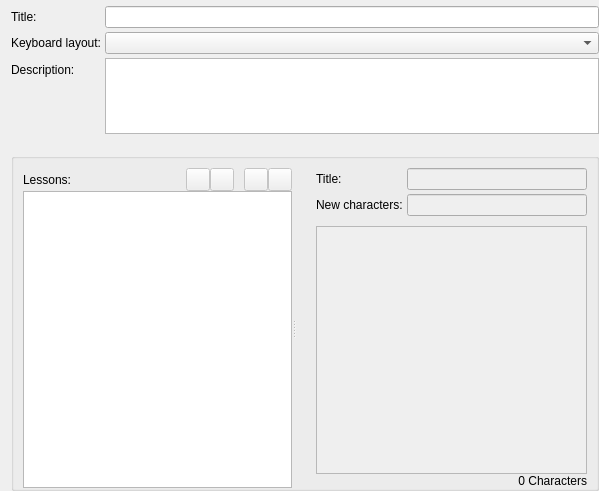
Before: the Qt Designer form src/ui/courseeditor.ui in KDE/ktouch, drawn with Qt 5.
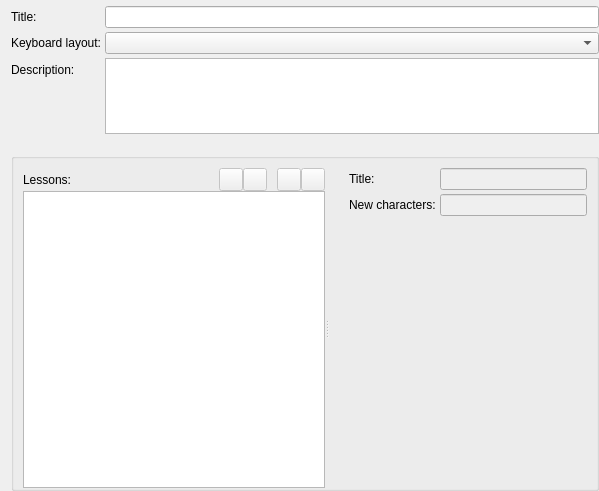
After: the same form once the commit is applied. Icons and pictures are not drawn. Custom widgets are drawn as their Qt base class.

Commit message:
course editor: factor out lesson text editor into dedicated widge
It will be reused for the upcoming custom lesson editor. In the process,
the editor gained two little features: the ability to open externeal
text files and to reformat the lesson text according to the recommended
maximum line length.

Patch:
```diff
--- a/src/ui/courseeditor.ui
+++ b/src/ui/courseeditor.ui
@@ -341,38 +341,13 @@
               <property name="sizeHint" stdset="0">
                <size>
                 <width>20</width>
-                <height>10</height>
+                <height>13</height>
                </size>
               </property>
              </spacer>
             </item>
             <item>
-             <widget class="KTextEdit" name="m_lessonTextEdit">
-              <property name="enabled">
-               <bool>false</bool>
-              </property>
-              <property name="font">
-               <font>
-                <family>Monospace</family>
-               </font>
-              </property>
-              <property name="tabChangesFocus">
-               <bool>true</bool>
-              </property>
-              <property name="lineWrapMode">
-               <enum>QTextEdit::NoWrap</enum>
-              </property>
-             </widget>
-            </item>
-            <item>
-             <widget class="QLabel" name="m_characterCountLabel">
-              <property name="text">
-               <string>0 Characters</string>
-              </property>
-              <property name="alignment">
-               <set>Qt::AlignRight|Qt::AlignTrailing|Qt::AlignVCenter</set>
-              </property>
-             </widget>
+             <widget class="LessonTextEditor" name="m_lessonTextEditor" native="true"/>
             </item>
            </layout>
           </item>
@@ -407,6 +382,12 @@
    <extends>QComboBox</extends>
    <header>editor/keyboardlayoutcombobox.h</header>
   </customwidget>
+  <customwidget>
+   <class>LessonTextEditor</class>
+   <extends>QWidget</extends>
+   <header>editor/lessontexteditor.h</header>
+   <container>1</container>
+  </customwidget>
  </customwidgets>
  <tabstops>
   <tabstop>m_titleLineEdit</tabstop>
```
Left out of the diff: 1 changed line with no effect on the pictures. The commit also changes 6 other files.
